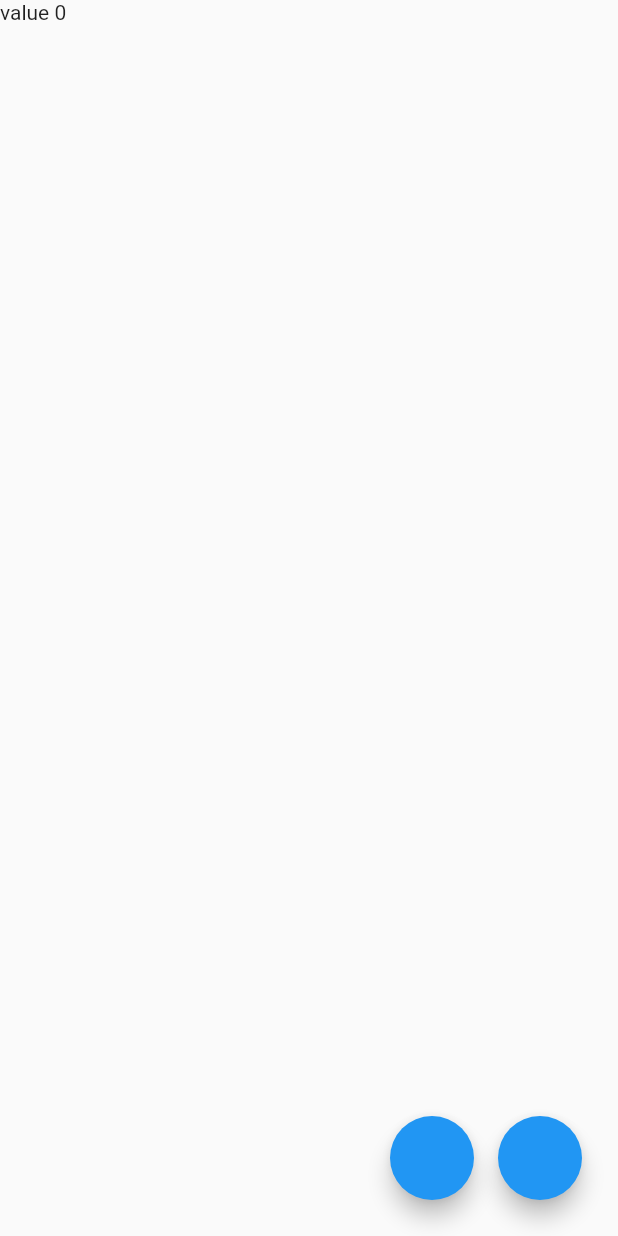
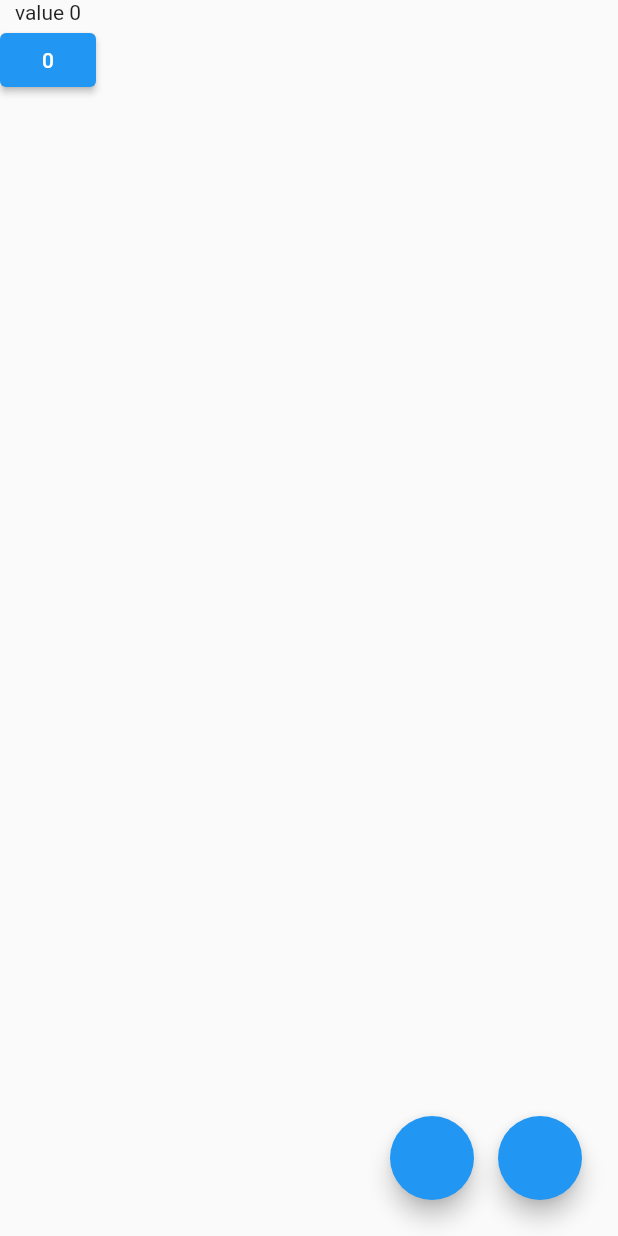
Before and after one commit to harunkurtme/flutter_course, a Flutter app: the screen it shows after launch, on a phone screen of 412 x 824 dp. Run offline on Flutter 3.47's test engine with Material 2 defaults, Android fonts, the phone set to English and light mode, and no system bars.

Commit message:
update elecatedbutton product inside loop

```diff
--- a/lib/101/stateful_widget.dart
+++ b/lib/101/stateful_widget.dart
@@ -1,4 +1,5 @@
 import 'package:flutter/material.dart';
+import 'package:flutter_course/product/elevatedButtonProduct.dart';
 
 class StatefulLearn extends StatefulWidget {
   StatefulLearn({Key? key}) : super(key: key);
@@ -25,10 +26,15 @@ class _StatefulLearnState extends State<StatefulLearn> {
   @override
   Widget build(BuildContext context) {
     return Scaffold(
-      body: Container(
-        child: Text(
-          "value $val"
-        ),
+      body: Column(
+        children: [
+          Container(
+            child: Text(
+              "value $val"
+            ),
+          ),
+          ProductButton()
+        ],
       ),
       floatingActionButton: Row(
         mainAxisAlignment: MainAxisAlignment.end,
--- /dev/null
+++ b/lib/product/elevatedButtonProduct.dart
@@ -0,0 +1,29 @@
+import 'package:flutter/material.dart';
+class ProductButton extends StatefulWidget {
+  ProductButton({Key? key}) : super(key: key);
+
+  @override
+  State<ProductButton> createState() => _ProductButtonState();
+}
+
+class _ProductButtonState extends State<ProductButton> {
+
+  int val=0;
+
+  void updateVal(){
+    setState(() {
+      ++val;
+
+    });
+  }
+
+
+  @override
+  Widget build(BuildContext context) {
+    return ElevatedButton(onPressed: updateVal, child: Container(
+            child: Text(
+              "$val"
+            ),
+        ));
+  }
+}
```
